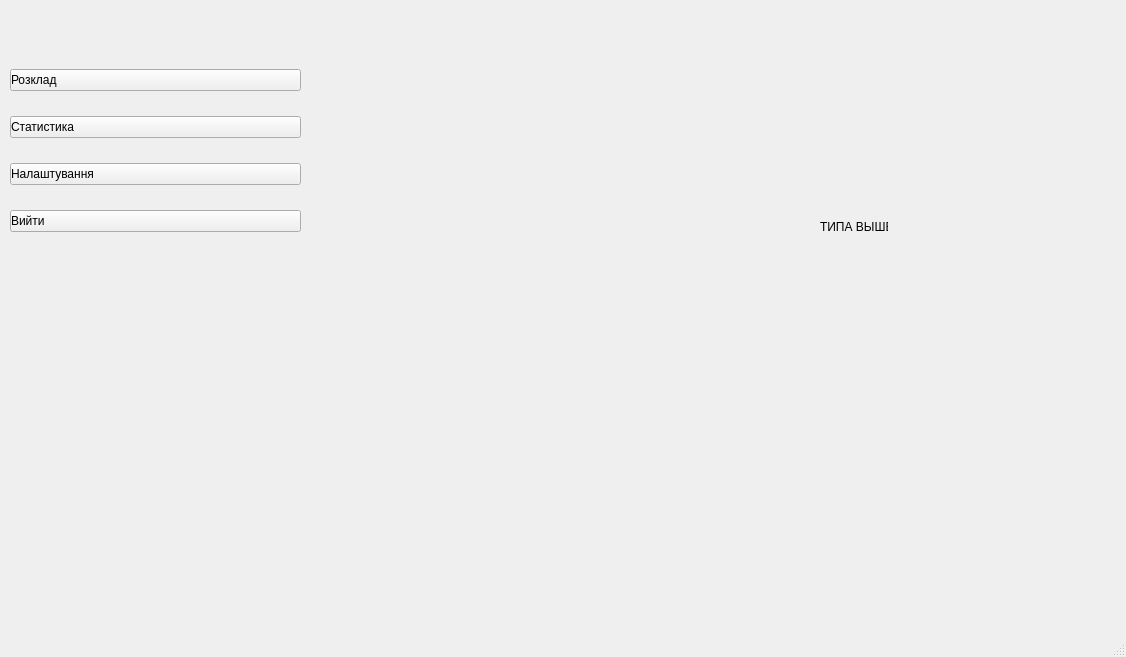
Qt form ui.ui (kvius/OnDuty) before a commit.
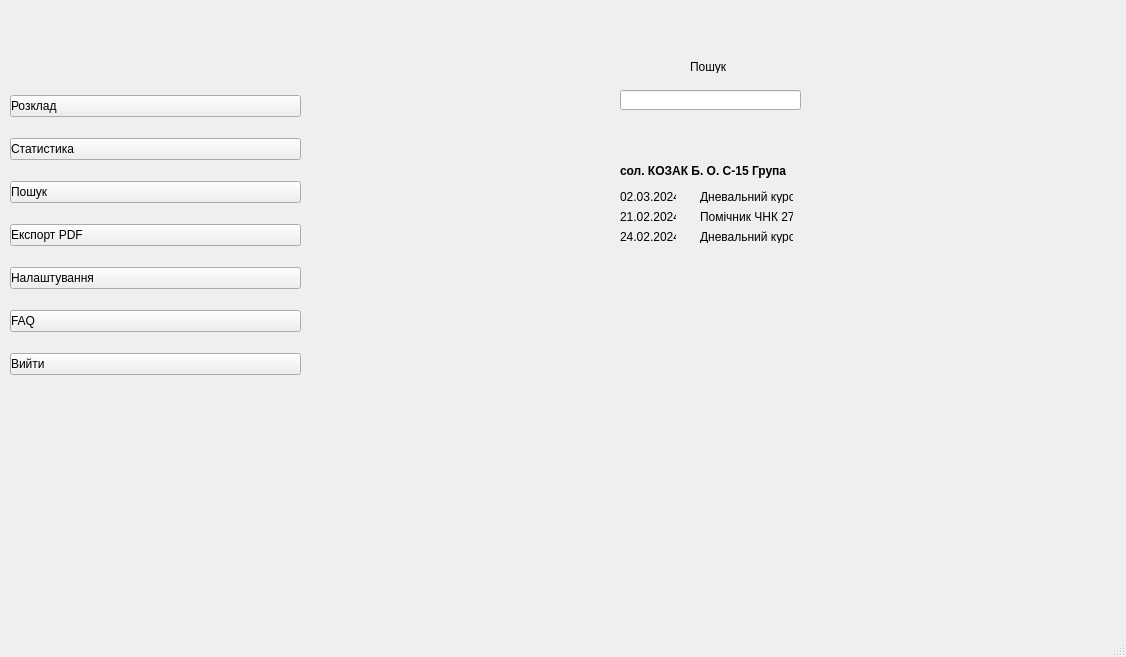
The same form after that commit. The open tabs and pages were chosen to show the change. Icons and pictures are not drawn.

Diff of the .ui file:
```diff
--- a/ui.ui
+++ b/ui.ui
@@ -21,9 +21,9 @@
     <property name="geometry">
      <rect>
       <x>10</x>
-      <y>50</y>
+      <y>80</y>
       <width>291</width>
-      <height>201</height>
+      <height>311</height>
      </rect>
     </property>
     <layout class="QVBoxLayout" name="verticalLayout_2">
@@ -67,6 +67,46 @@
        </property>
       </widget>
      </item>
+     <item>
+      <widget class="QPushButton" name="search_b">
+       <property name="styleSheet">
+        <string notr="true">text-align: left;</string>
+       </property>
+       <property name="text">
+        <string>Пошук</string>
+       </property>
+       <property name="icon">
+        <iconset>
+         <normaloff>D:/Downloads/search3.jpg</normaloff>D:/Downloads/search3.jpg</iconset>
+       </property>
+       <property name="iconSize">
+        <size>
+         <width>24</width>
+         <height>24</height>
+        </size>
+       </property>
+      </widget>
+     </item>
+     <item>
+      <widget class="QPushButton" name="pdf_b">
+       <property name="styleSheet">
+        <string notr="true">text-align: left;</string>
+       </property>
+       <property name="text">
+        <string>Експорт PDF</string>
+       </property>
+       <property name="icon">
+        <iconset>
+         <normaloff>D:/Downloads/PDF5.png</normaloff>D:/Downloads/PDF5.png</iconset>
+       </property>
+       <property name="iconSize">
+        <size>
+         <width>24</width>
+         <height>24</height>
+        </size>
+       </property>
+      </widget>
+     </item>
      <item>
       <widget class="QPushButton" name="settings_b">
        <property name="styleSheet">
@@ -87,6 +127,26 @@
        </property>
       </widget>
      </item>
+     <item>
+      <widget class="QPushButton" name="faq_b">
+       <property name="styleSheet">
+        <string notr="true">text-align: left;</string>
+       </property>
+       <property name="text">
+        <string>FAQ</string>
+       </property>
+       <property name="icon">
+        <iconset>
+         <normaloff>D:/Downloads/stats.png</normaloff>D:/Downloads/stats.png</iconset>
+       </property>
+       <property name="iconSize">
+        <size>
+         <width>24</width>
+         <height>24</height>
+        </size>
+       </property>
+      </widget>
+     </item>
      <item>
       <widget class="QPushButton" name="logout_b">
        <property name="styleSheet">
@@ -140,16 +200,156 @@
      <widget class="QLabel" name="logout_l">
       <property name="geometry">
        <rect>
-        <x>510</x>
-        <y>200</y>
+        <x>380</x>
+        <y>40</y>
         <width>68</width>
         <height>13</height>
        </rect>
       </property>
       <property name="text">
-       <string>ТИПА ВЫШЕЛ</string>
+       <string>Пошук</string>
       </property>
      </widget>
+     <widget class="QLineEdit" name="lineEdit">
+      <property name="geometry">
+       <rect>
+        <x>310</x>
+        <y>70</y>
+        <width>181</width>
+        <height>20</height>
+       </rect>
+      </property>
+     </widget>
+     <widget class="QWidget" name="widget_5" native="true">
+      <property name="geometry">
+       <rect>
+        <x>290</x>
+        <y>130</y>
+        <width>220</width>
+        <height>130</height>
+       </rect>
+      </property>
+      <widget class="QLabel" name="label_15">
+       <property name="geometry">
+        <rect>
+         <x>20</x>
+         <y>10</y>
+         <width>201</width>
+         <height>21</height>
+        </rect>
+       </property>
+       <property name="font">
+        <font>
+         <weight>75</weight>
+         <bold>true</bold>
+        </font>
+       </property>
+       <property name="styleSheet">
+        <string notr="true">text-align:center;</string>
+       </property>
+       <property name="text">
+        <string>сол. КОЗАК Б. О. С-15 Група</string>
+       </property>
+      </widget>
+      <widget class="QWidget" name="widget_3" native="true">
+       <property name="geometry">
+        <rect>
+         <x>10</x>
+         <y>30</y>
+         <width>76</width>
+         <height>73</height>
+        </rect>
+       </property>
+       <widget class="QLabel" name="label_10">
+        <property name="geometry">
+         <rect>
+          <x>10</x>
+          <y>30</y>
+          <width>56</width>
+          <height>13</height>
+         </rect>
+        </property>
+        <property name="text">
+         <string>21.02.2024</string>
+        </property>
+       </widget>
+       <widget class="QLabel" name="label_11">
+        <property name="geometry">
+         <rect>
+          <x>10</x>
+          <y>50</y>
+          <width>56</width>
+          <height>13</height>
+         </rect>
+        </property>
+        <property name="text">
+         <string>24.02.2024</string>
+        </property>
+       </widget>
+       <widget class="QLabel" name="label_9">
+        <property name="geometry">
+         <rect>
+          <x>10</x>
+          <y>10</y>
+          <width>56</width>
+          <height>13</height>
+         </rect>
+        </property>
+        <property name="text">
+         <string>02.03.2024</string>
+        </property>
+       </widget>
+      </widget>
+      <widget class="QWidget" name="widget_4" native="true">
+       <property name="geometry">
+        <rect>
+         <x>90</x>
+         <y>40</y>
+         <width>120</width>
+         <height>80</height>
+        </rect>
+       </property>
+       <widget class="QLabel" name="label_14">
+        <property name="geometry">
+         <rect>
+          <x>10</x>
+          <y>40</y>
+          <width>93</width>
+          <height>13</height>
+         </rect>
+        </property>
+        <property name="text">
+         <string>Дневальний курсу</string>
+        </property>
+       </widget>
+       <widget class="QLabel" name="label_12">
+        <property name="geometry">
+         <rect>
+          <x>10</x>
+          <y>0</y>
+          <width>93</width>
+          <height>13</height>
+         </rect>
+        </property>
+        <property name="text">
+         <string>Дневальний курсу</string>
+        </property>
+       </widget>
+       <widget class="QLabel" name="label_13">
+        <property name="geometry">
+         <rect>
+          <x>10</x>
+          <y>20</y>
+          <width>93</width>
+          <height>13</height>
+         </rect>
+        </property>
+        <property name="text">
+         <string>Помічник ЧНК 27</string>
+        </property>
+       </widget>
+      </widget>
+     </widget>
     </widget>
     <widget class="QWidget" name="settings_pg">
      <widget class="QLabel" name="settings_l">
```
Left out of the diff: 151 changed lines with no effect on the pictures.
